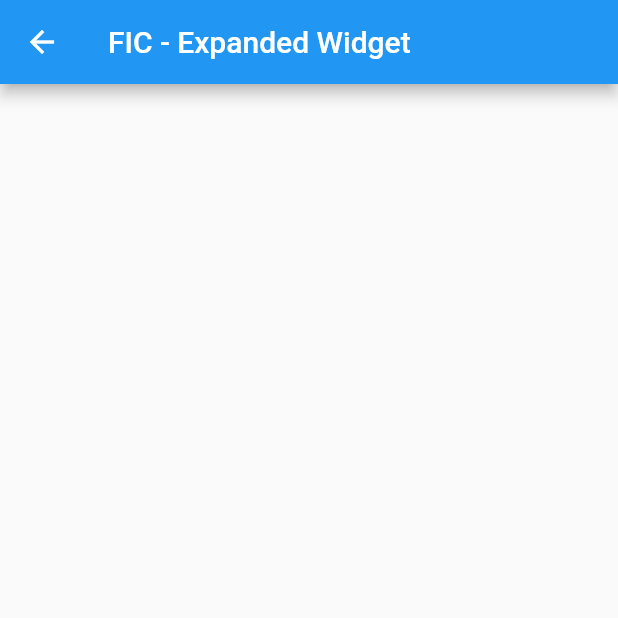
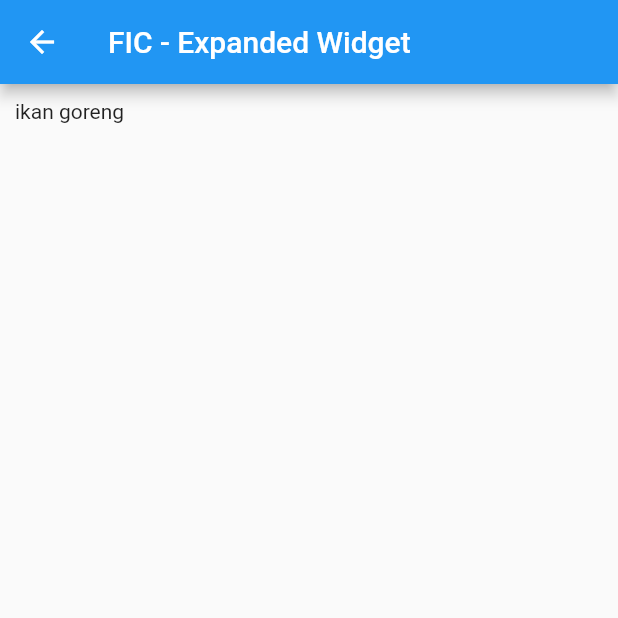
Before and after one commit to aardni/fic4_flutter_widgets_challenges, a Flutter app: the FICExpandeedWidget screen opened directly, on a phone screen of 412 x 824 dp, the top half of it. Run offline on Flutter 3.47's test engine with Material 2 defaults, Android fonts, the phone set to English and light mode, and no system bars; our stand-ins replace flutter_svg.

Commit message:
first commit

```diff
--- a/lib/tugas/templatenya.dart
+++ b/lib/tugas/templatenya.dart
@@ -10,7 +10,7 @@ class FICExpandeedWidget extends StatelessWidget {
       body: Padding(
           padding: const EdgeInsets.all(10),
           child: Column(
-            children: const [],
+            children: const [Text("ikan goreng")],
           )),
     );
   }
```
